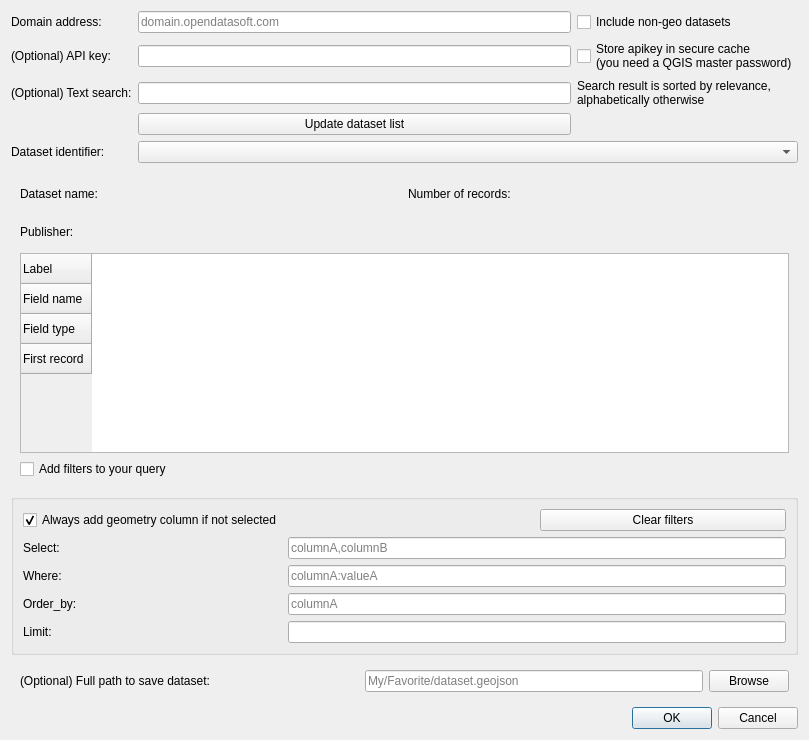
First picture: the form in plugin_dialog.ui, repository opendatasoft/qgis-ods-plugin, before the edit.
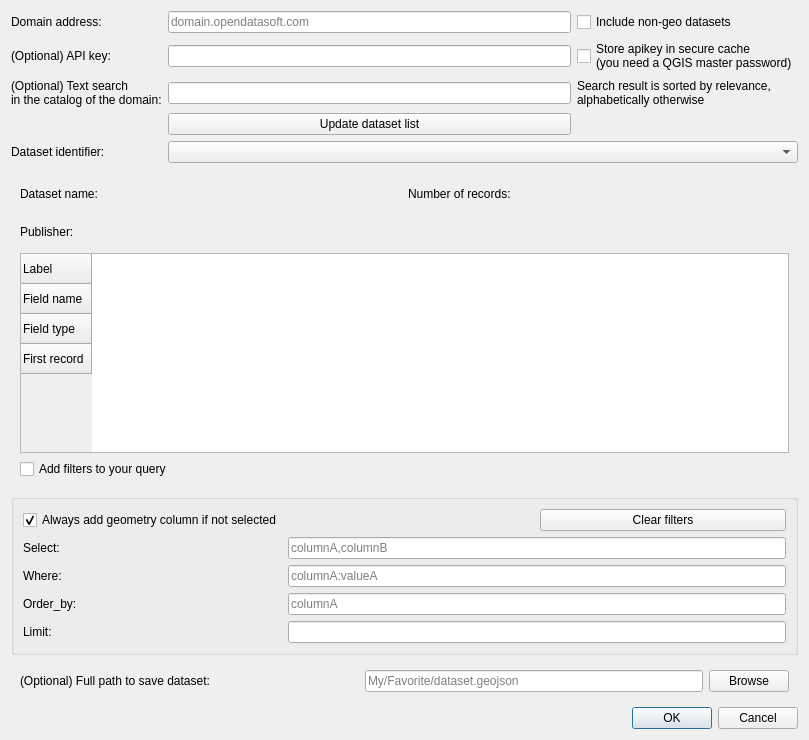
Second picture: the form after the edit.

Commit message: add UI to explain that text search is made in domain catalog

The edit to the form file:
```diff
--- a/plugin_dialog.ui
+++ b/plugin_dialog.ui
@@ -201,7 +201,8 @@
    <item row="2" column="0">
     <widget class="QLabel" name="textSearchLabel">
      <property name="text">
-      <string>(Optional) Text search:</string>
+      <string>(Optional) Text search 
+in the catalog of the domain:</string>
      </property>
     </widget>
    </item>
```
